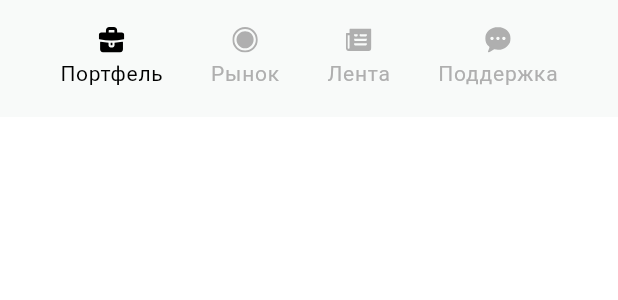
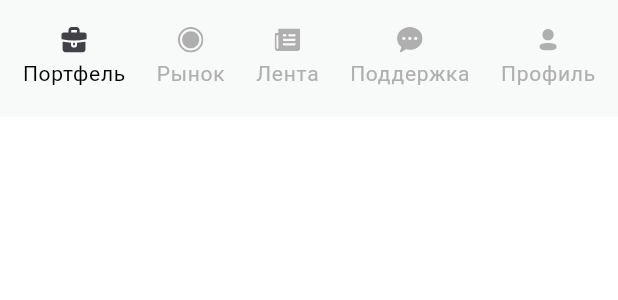
Before and after one commit to mikairyuu/SCBInvestApp, a Flutter app: the MainNavBar widget shown alone on an empty page, opened directly with empty values, on a phone screen of 412 x 824 dp. Shown: the top 300 px of the screen. Run offline on Flutter 3.47's test engine with Material 2 defaults, Android fonts, the phone set to English and light mode, and no system bars; our stand-ins replace auto_route, cached_network_image, dio, flutter_riverpod, flutter_secure_storage, flutter_svg and 4 more; missing offline and left inert: flutter_shake_animated; accounts and stored records are empty; generated files the repository leaves out were written again.

Commit message:
scb: make templates for all pages

```diff
--- a/lib/ui/component/scaffold/main_navbar.dart
+++ b/lib/ui/component/scaffold/main_navbar.dart
@@ -6,6 +6,7 @@ import 'package:scb_app/util.dart';
 
 const double iconSize = 17;
 const inactiveColor = Color(0xFFAFAFAF);
+const activeColor = Color(0xFF424047);
 
 class MainNavBar extends ConsumerWidget {
   final int currentIndex;
@@ -17,14 +18,14 @@ class MainNavBar extends ConsumerWidget {
   Widget build(BuildContext context, WidgetRef ref) {
     return Container(
       color: const Color(0xFFF8FAF9),
-      padding: const EdgeInsets.symmetric(vertical: 18, horizontal: 40),
+      padding: const EdgeInsets.symmetric(vertical: 18, horizontal: 15),
       child: Row(mainAxisAlignment: MainAxisAlignment.spaceBetween, children: [
         NavBarButton(
           labelText: "Портфель",
           icon: SvgPicture.asset("$drawableFolder/ic_suitcase.svg",
               width: iconSize,
               height: iconSize,
-              color: currentIndex == 0 ? Colors.black : inactiveColor),
+              color: currentIndex == 0 ? activeColor : inactiveColor),
           onTap: () => onTap(0),
           isActive: currentIndex == 0,
         ),
@@ -33,7 +34,7 @@ class MainNavBar extends ConsumerWidget {
           icon: SvgPicture.asset("$drawableFolder/ic_market.svg",
               width: iconSize,
               height: iconSize,
-              color: currentIndex == 1 ? Colors.black : inactiveColor),
+              color: currentIndex == 1 ? activeColor : inactiveColor),
           onTap: () => onTap(1),
           isActive: currentIndex == 1,
         ),
@@ -42,7 +43,7 @@ class MainNavBar extends ConsumerWidget {
           icon: SvgPicture.asset("$drawableFolder/ic_feed.svg",
               width: iconSize,
               height: iconSize,
-              color: currentIndex == 2 ? Colors.black : inactiveColor),
+              color: currentIndex == 2 ? activeColor : inactiveColor),
           onTap: () => onTap(2),
           isActive: currentIndex == 2,
         ),
@@ -51,9 +52,18 @@ class MainNavBar extends ConsumerWidget {
           icon: SvgPicture.asset("$drawableFolder/ic_support.svg",
               width: iconSize,
               height: iconSize,
-              color: currentIndex == 3 ? Colors.black : inactiveColor),
+              color: currentIndex == 3 ? activeColor : inactiveColor),
           onTap: () => onTap(3),
           isActive: currentIndex == 3,
+        ),
+        NavBarButton(
+          labelText: "Профиль",
+          icon: SvgPicture.asset("$drawableFolder/ic_profile.svg",
+              width: iconSize,
+              height: iconSize,
+              color: currentIndex == 4 ? activeColor : inactiveColor),
+          onTap: () => onTap(4),
+          isActive: currentIndex == 4,
         ),
       ]),
     );
@@ -77,6 +87,7 @@ class NavBarButton extends StatelessWidget {
   Widget build(BuildContext context) {
     return GestureDetector(
         onTap: onTap,
+        behavior: HitTestBehavior.translucent,
         child: Wrap(
           direction: Axis.vertical,
           crossAxisAlignment: WrapCrossAlignment.center,
```
Also changed, not shown: lib/ui/pages/main/chat/chat_page.dart (added, +17 -0 lines), lib/ui/pages/main/feed/feed_page.dart (added, +17 -0 lines), lib/ui/pages/main/market/market_page.dart (added, +17 -0 lines), lib/ui/pages/main/profile/profile_page.dart (added, +17 -0 lines), lib/ui/pages/main_pages_page.dart (+7 -1 lines), lib/ui/router/main_router.dart (+9 -1 lines), lib/assets/drawable/ic_profile.svg (added), lib/ui/pages/main/home/home_page.dart (renamed from lib/ui/pages/home/home_page.dart), lib/ui/router/main_router.gr.dart.
